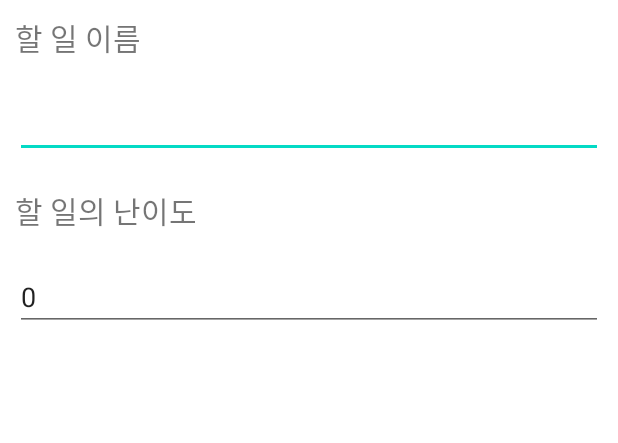
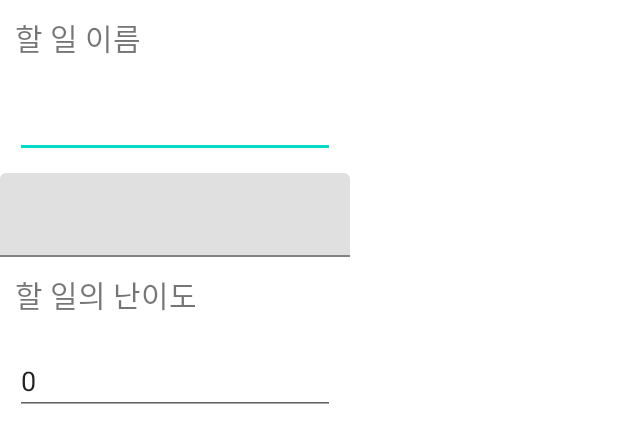
Before and after one commit to eanby00/TODOLIST_TensorFlow, an Android app: the layout tododialog.xml on its own in the app's theme, with its tools: preview values and no code run, on a phone screen of 412 x 824 dp. Shown: the top 443 px of the screen. Run offline under Robolectric (Android 15) with nearby library versions, the phone set to English and light mode, and no system bars.

Commit message:
0722 start material

```diff
--- a/app/build.gradle
+++ b/app/build.gradle
@@ -42,4 +42,5 @@ dependencies {
     annotationProcessor "androidx.room:room-compiler:$room_version"
 
     implementation "com.opencsv:opencsv:4.4"
+    implementation 'com.google.android.material:material:1.5.0-alpha01'
 }
--- a/app/src/main/res/layout/activity_main.xml
+++ b/app/src/main/res/layout/activity_main.xml
@@ -6,7 +6,6 @@
     android:layout_height="match_parent"
     android:orientation="vertical"
     android:padding="5dp"
-    android:background="#EFEFF1"
     tools:context=".MainActivity" >
 
     <com.todo.todolist.CustomCalendarView
--- a/app/src/main/res/layout/control_calendar.xml
+++ b/app/src/main/res/layout/control_calendar.xml
@@ -3,8 +3,7 @@
     xmlns:android="http://schemas.android.com/apk/res/android"
     android:orientation="vertical"
     android:layout_width="match_parent"
-    android:layout_height="match_parent"
-    android:background="#EFEFF1">
+    android:layout_height="match_parent">
 
     <!-- date toolbar -->
     <RelativeLayout
--- a/app/src/main/res/layout/tododialog.xml
+++ b/app/src/main/res/layout/tododialog.xml
@@ -1,7 +1,7 @@
 <?xml version="1.0" encoding="utf-8"?>
 <LinearLayout xmlns:android="http://schemas.android.com/apk/res/android"
-    android:orientation="vertical" android:layout_width="match_parent"
-    android:layout_height="match_parent">
+    android:orientation="vertical" android:layout_width="wrap_content"
+    android:layout_height="wrap_content">
 
 
     <TextView
@@ -18,6 +18,21 @@
         android:layout_height="wrap_content"
         android:text=""
         android:ems="10"/>
+
+    <com.google.android.material.textfield.TextInputLayout
+        android:id="@+id/textField1"
+        android:layout_width="match_parent"
+        android:layout_height="wrap_content">
+
+        <com.google.android.material.textfield.TextInputEditText
+            android:id="@+id/edittext"
+            android:layout_width="match_parent"
+            android:layout_height="wrap_content"/>
+
+    </com.google.android.material.textfield.TextInputLayout>
+
+
+
 
     <TextView
         android:layout_width="match_parent"
```
Also changed, not shown: app/src/main/java/com/todo/todolist/ToDoDate.java (+7 -1 lines), 1 other file.
